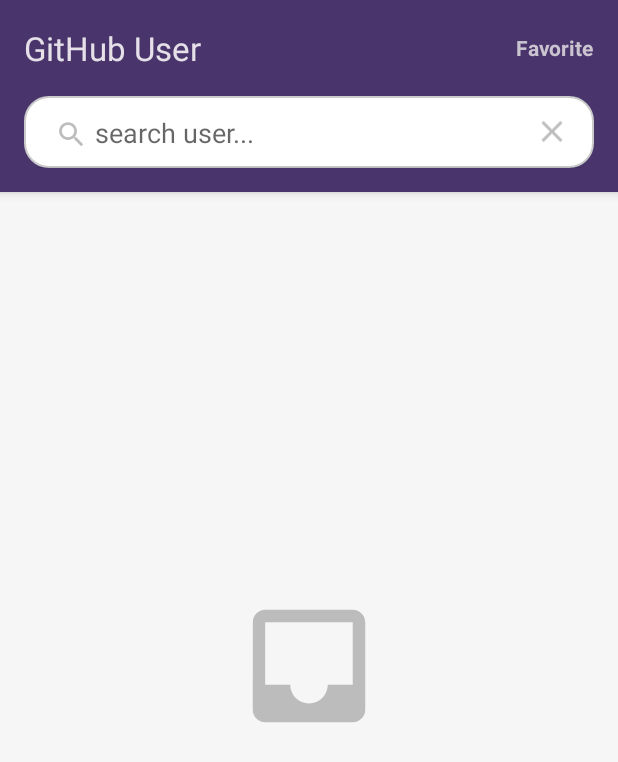
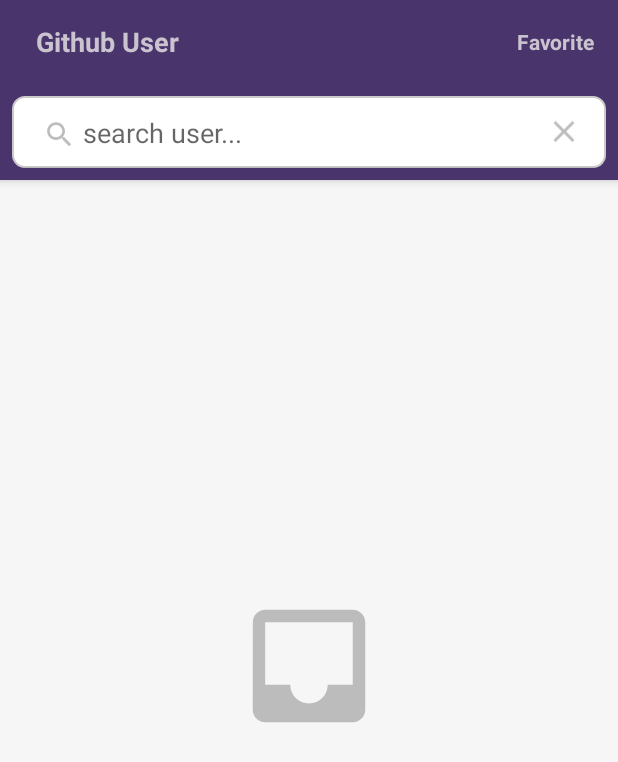
Before and after one commit to ihasanazimi/GitHub, an Android app: the screen it shows after launch (MainActivity), after a tap on "Search", on a phone screen of 412 x 824 dp. Shown: the top 762 px of the screen. Run offline under Robolectric (Android 15) with nearby library versions, the phone set to English and light mode, and no system bars; our stand-ins replace Room's generated code, data binding; libraries missing offline, so code that uses them is left out: com.hadilq.liveevent; pictures from the network do not load; 4 statements that could not run were skipped.

```diff
--- a/app/src/main/java/com/example/masir/ui/main/feachers/user/SharedUserVM.kt
+++ b/app/src/main/java/com/example/masir/ui/main/feachers/user/SharedUserVM.kt
@@ -148,4 +148,13 @@ class SharedUserVM(private val repository: UsersRepository) : BaseViewModel() {
         favoritesList.value = temps as ArrayList<SingleUserObj>?
     }
 
+    fun stopLoading(){
+        showProgress.value = false
+    }
+
+    override fun onCleared() {
+        super.onCleared()
+        stopLoading()
+    }
+
 }
--- a/app/src/main/java/com/example/masir/ui/main/feachers/user/favorites/FavoritesListFragment.kt
+++ b/app/src/main/java/com/example/masir/ui/main/feachers/user/favorites/FavoritesListFragment.kt
@@ -34,11 +34,7 @@ class FavoritesListFragment : BaseFragmentByVM<FragmentFavoritesListBinding, Sha
 
     override fun registerObservers() {
         super.registerObservers()
-
-        viewModel.favoritesList.observe(viewLifecycleOwner){
-            adapter.setItemByDiffUtil(it)
-        }
-
+        viewModel.favoritesList.observe(viewLifecycleOwner){ adapter.setItemByDiffUtil(it) }
     }
 
     override fun onItemClick(model: SingleUserObj) {
--- a/app/src/main/java/com/example/masir/ui/main/feachers/user/main_screen/MainFragment.kt
+++ b/app/src/main/java/com/example/masir/ui/main/feachers/user/main_screen/MainFragment.kt
@@ -23,11 +23,9 @@ class MainFragment : BaseFragmentByVM<FragmentMainBinding, SharedUserVM>(), User
 
     override fun onViewCreated(view: View, savedInstanceState: Bundle?) {
         super.onViewCreated(view, savedInstanceState)
+        recyclerViewConfig()
+        binding.searchView.setOnQueryTextListener(object : SearchView.OnQueryTextListener{
 
-        adapter = UsersAdapter(this)
-        binding.recyclerView.adapter = adapter
-
-        binding.searchView.setOnQueryTextListener(object : SearchView.OnQueryTextListener{
             override fun onQueryTextSubmit(query: String): Boolean {
                 if (query.isNotEmpty()) viewModel.searchUser(query)
                 return false
@@ -38,8 +36,12 @@ class MainFragment : BaseFragmentByVM<FragmentMainBinding, SharedUserVM>(), User
                 return false
             }
         })
+        this.onBackClick { mainHelper.finish() }
+    }
 
-        this.onBackClick { mainHelper.finish() }
+    private fun recyclerViewConfig() {
+        adapter = UsersAdapter(this)
+        binding.recyclerView.adapter = adapter
     }
 
     override fun viewClickEvents() {
@@ -47,12 +49,11 @@ class MainFragment : BaseFragmentByVM<FragmentMainBinding, SharedUserVM>(), User
         binding.searchView.setOnCloseListener {
             adapter.clearList()
             binding.notFoundImage.show()
+            viewModel.stopLoading()
             return@setOnCloseListener false
         }
 
-        binding.btnFavorites.setOnClickListener{
-            findNavController().navigate(R.id.action_mainFragment_to_favoritesListFragment)
-        }
+        binding.btnFavorites.setOnClickListener{ findNavController().navigate(R.id.action_mainFragment_to_favoritesListFragment) }
     }
 
     override fun registerObservers() {
@@ -78,4 +79,10 @@ class MainFragment : BaseFragmentByVM<FragmentMainBinding, SharedUserVM>(), User
     }
 
 
+    override fun onDestroyView() {
+        super.onDestroyView()
+        viewModel.stopLoading()
+    }
+
+
 }
--- a/app/src/main/res/drawable/stroke_input.xml
+++ b/app/src/main/res/drawable/stroke_input.xml
@@ -1,6 +1,6 @@
 <?xml version="1.0" encoding="utf-8"?>
 <shape android:shape="rectangle" xmlns:android="http://schemas.android.com/apk/res/android">
-<corners android:radius="@dimen/space_16"/>
+<corners android:radius="@dimen/space_8"/>
     <stroke android:color="#CACACA" android:width="1dp"/>
     <solid android:color="@color/transparent"/>
 </shape>
--- a/app/src/main/res/layout/fragment_main.xml
+++ b/app/src/main/res/layout/fragment_main.xml
@@ -11,19 +11,34 @@
 
         <com.google.android.material.appbar.AppBarLayout
             android:layout_width="match_parent"
+            android:fitsSystemWindows="true"
             android:layout_height="wrap_content">
 
-            <androidx.appcompat.widget.Toolbar
+            <FrameLayout
                 android:id="@+id/toolbar"
                 android:layout_width="match_parent"
-                android:layout_height="wrap_content"
+                app:layout_scrollFlags="scroll|enterAlways"
+                android:layout_height="?actionBarSize"
                 android:theme="@style/Theme.Material3.Dark"
                 app:title="GitHub User">
 
                 <TextView
+                    android:id="@+id/btn_back"
+                    android:layout_width="wrap_content"
+                    android:layout_height="match_parent"
+                    android:gravity="center"
+                    android:layout_gravity="start|center_vertical"
+                    android:layout_marginHorizontal="@dimen/iconSize_24"
+                    android:textStyle="bold"
+                    android:textSize="@dimen/textSize_18"
+                    android:contentDescription="@string/this_is_description"
+                    android:text="@string/app_name" />
+
+                <TextView
                     android:id="@+id/btn_favorites"
                     android:layout_width="wrap_content"
-                    android:layout_height="wrap_content"
+                    android:layout_height="match_parent"
+                    android:gravity="center"
                     android:layout_gravity="end|center_vertical"
                     android:layout_marginHorizontal="@dimen/space_16"
                     android:textStyle="bold"
@@ -31,14 +46,14 @@
                     android:contentDescription="@string/this_is_description"
                     android:text="Favorite" />
 
-            </androidx.appcompat.widget.Toolbar>
+            </FrameLayout>
 
             <androidx.appcompat.widget.SearchView
                 android:id="@+id/searchView"
                 android:layout_width="match_parent"
                 android:layout_height="wrap_content"
-                android:layout_marginHorizontal="@dimen/space_16"
-                android:layout_marginBottom="@dimen/space_16"
+                android:layout_marginHorizontal="@dimen/space_8"
+                android:layout_marginVertical="@dimen/space_8"
                 android:background="@drawable/stroke_input"
                 app:queryHint="search user..." />
 
```
